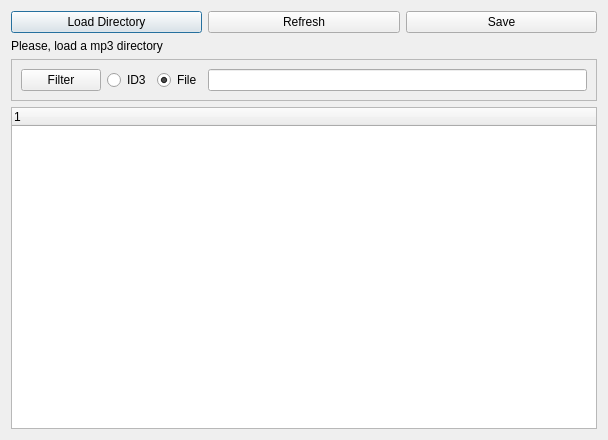
This is mp3tagstripper/ui/Mp3TagStripper.ui in shireenrao/Mp3TagStripper as Qt 5 draws it before an edit. The edited form follows.
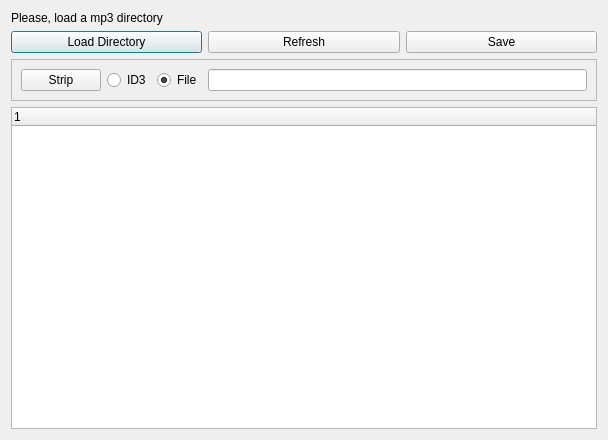
This is the edited form.

Commit message: Implement Load Dir

```diff
--- a/mp3tagstripper/ui/Mp3TagStripper.ui
+++ b/mp3tagstripper/ui/Mp3TagStripper.ui
@@ -15,34 +15,38 @@
   </property>
   <layout class="QGridLayout" name="gridLayout_2">
    <item row="0" column="0">
+    <widget class="QLabel" name="lblDirName">
+     <property name="text">
+      <string>Please, load a mp3 directory</string>
+     </property>
+    </widget>
+   </item>
+   <item row="1" column="0">
+    <layout class="QHBoxLayout" name="horizontalLayout">
+     <item>
     <widget class="QPushButton" name="btnLoadDirectory">
      <property name="text">
       <string>Load Directory</string>
      </property>
     </widget>
    </item>
-   <item row="0" column="1">
+     <item>
     <widget class="QPushButton" name="btnRefresh">
      <property name="text">
       <string>Refresh</string>
      </property>
     </widget>
    </item>
-   <item row="0" column="2">
+     <item>
     <widget class="QPushButton" name="btnSave">
      <property name="text">
       <string>Save</string>
      </property>
     </widget>
    </item>
-   <item row="1" column="0" colspan="2">
-    <widget class="QLabel" name="lblDirName">
-     <property name="text">
-      <string>Please, load a mp3 directory</string>
-     </property>
-    </widget>
+    </layout>
    </item>
-   <item row="2" column="0" colspan="3">
+   <item row="2" column="0">
     <layout class="QGridLayout" name="gridLayout">
      <item row="0" column="0">
       <widget class="QFrame" name="frame">
@@ -56,7 +60,7 @@
         <item>
          <widget class="QPushButton" name="btnFilterString">
           <property name="text">
-           <string>Filter</string>
+           <string>Strip</string>
           </property>
          </widget>
         </item>
```
Left out of the diff: 2 changed lines with no effect on the pictures. Lines whose indentation alone changed are shown as unchanged. The commit also changes 2 other files.
